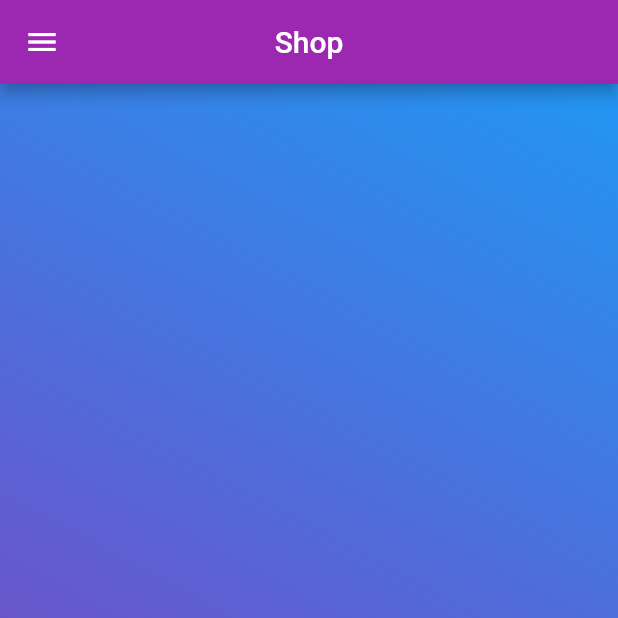
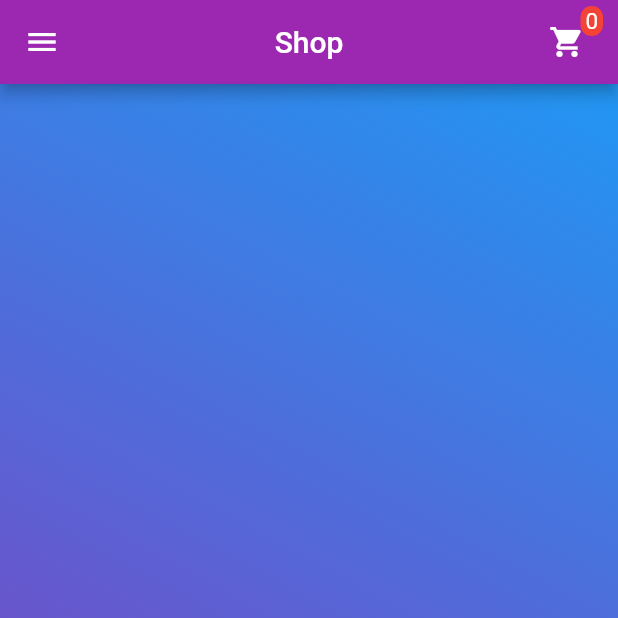
Before and after one commit to Eyzo280/Shop, a Flutter app: the screen it shows once a user with an empty profile is signed in, on a phone screen of 412 x 824 dp, the top half of it. Run offline on Flutter 3.47's test engine with Material 2 defaults, Android fonts, the phone set to English and light mode, and no system bars; our stand-ins replace cloud_firestore, firebase_auth; accounts and stored records are empty.

Commit message:
Beta Cart Page
Added:
Cart Page and functions

```diff
--- a/lib/main.dart
+++ b/lib/main.dart
@@ -4,7 +4,9 @@ import 'package:shopapp/models/product.dart';
 import 'package:shopapp/models/user.dart';
 import 'package:shopapp/pages/login.dart';
 import 'package:shopapp/pages/shop.dart';
+import './pages/cart.dart' as page;
 import 'package:shopapp/providers/auth.dart';
+import 'package:shopapp/providers/cart.dart';
 import 'package:shopapp/providers/products.dart';
 
 void main() => runApp(MyApp());
@@ -20,6 +22,9 @@ class MyApp extends StatelessWidget {
         Provider.value(
           value: Auth(),
         ),
+        ChangeNotifierProvider.value(
+          value: Cart(),
+        ),
       ],
       child: Consumer<User>(
         builder: (context, auth, _) => MaterialApp(
@@ -32,12 +37,13 @@ class MyApp extends StatelessWidget {
                 fontWeight: FontWeight.bold,
               ),
             ),
+            accentColor: Colors.purple,
             buttonTheme: ButtonThemeData(buttonColor: Colors.purple),
             appBarTheme: AppBarTheme(color: Colors.purple),
             buttonColor: Colors.purple,
             disabledColor: Colors.purple[200],
             snackBarTheme: SnackBarThemeData(
-              backgroundColor: Colors.red,
+              backgroundColor: Colors.red, // Blad przy logowaniu
               elevation: 10,
             ),
           ),
@@ -50,6 +56,7 @@ class MyApp extends StatelessWidget {
           initialRoute: '/',
           routes: {
             // LoginPage.routeName: (context) => LoginPage(),
+            page.Cart.routeName: (_) => page.Cart(),
           },
         ),
       ),
--- a/lib/models/product.dart
+++ b/lib/models/product.dart
@@ -1,6 +1,7 @@
 import 'package:flutter/cupertino.dart';
 
 class Product {
+  String uid;
   String createUid;
   String description;
   String imageUrl;
@@ -8,6 +9,7 @@ class Product {
   double price;
 
   Product({
+    @required this.uid,
     @required this.createUid,
     @required this.description,
     @required this.imageUrl,
--- a/lib/pages/shop.dart
+++ b/lib/pages/shop.dart
@@ -3,8 +3,10 @@ import 'package:provider/provider.dart';
 import 'package:shopapp/models/product.dart';
 import 'package:shopapp/models/user.dart';
 import 'package:shopapp/providers/auth.dart';
+import 'package:shopapp/providers/cart.dart';
 import 'package:shopapp/widgets/drawer.dart';
 import '../widgets/product.dart';
+import '../pages/cart.dart' as page;
 
 class Shop extends StatelessWidget {
   @override
@@ -18,6 +20,50 @@ class Shop extends StatelessWidget {
       appBar: AppBar(
         title: Text('Shop'),
         centerTitle: true,
+        actions: <Widget>[
+          Consumer<Cart>(
+            builder: (context, _cart, childIconButton) {
+              return Center(
+                child: Container(
+                  margin: const EdgeInsets.only(right: 10),
+                  child: Stack(
+                    children: <Widget>[
+                      childIconButton,
+                      Positioned(
+                        right: 0,
+                        child: Container(
+                          padding: const EdgeInsets.all(1),
+                          decoration: BoxDecoration(
+                            color: Colors.red,
+                            borderRadius: BorderRadius.circular(10),
+                          ),
+                          constraints: const BoxConstraints(
+                            minWidth: 15,
+                            minHeight: 15,
+                          ),
+                          child: Text(
+                            _cart.countProductsFromCart.toString(),
+                            style: const TextStyle(
+                              color: Colors.white,
+                              fontSize: 15,
+                            ),
+                            textAlign: TextAlign.center,
+                          ),
+                        ),
+                      )
+                    ],
+                  ),
+                ),
+              );
+            },
+            child: IconButton(
+              icon: const Icon(Icons.shopping_cart),
+              onPressed: () {
+                Navigator.pushNamed(context, page.Cart.routeName);
+              },
+            ),
+          ),
+        ],
       ),
       drawer: DrawerApp(),
       body: Container(
--- a/lib/providers/products.dart
+++ b/lib/providers/products.dart
@@ -8,6 +8,7 @@ class Products {
   List<Product> _product(QuerySnapshot snap) {
     return snap.documents.map((DocumentSnapshot doc) {
       return Product(
+        uid: doc.documentID,
         createUid: doc['createUid'] ?? null,
         description: doc['description'] ?? null,
         imageUrl: doc['imageUrl'] ?? null,
```
Also changed, not shown: lib/models/cart.dart (added, +17 -0 lines), lib/pages/cart.dart (added, +100 -0 lines), lib/providers/cart.dart (added, +125 -0 lines), lib/widgets/product.dart (+9 -5 lines), lib/widgets/product_detail.dart (+15 -15 lines), lib/widgets/snackBar.dart (added, +42 -0 lines).
